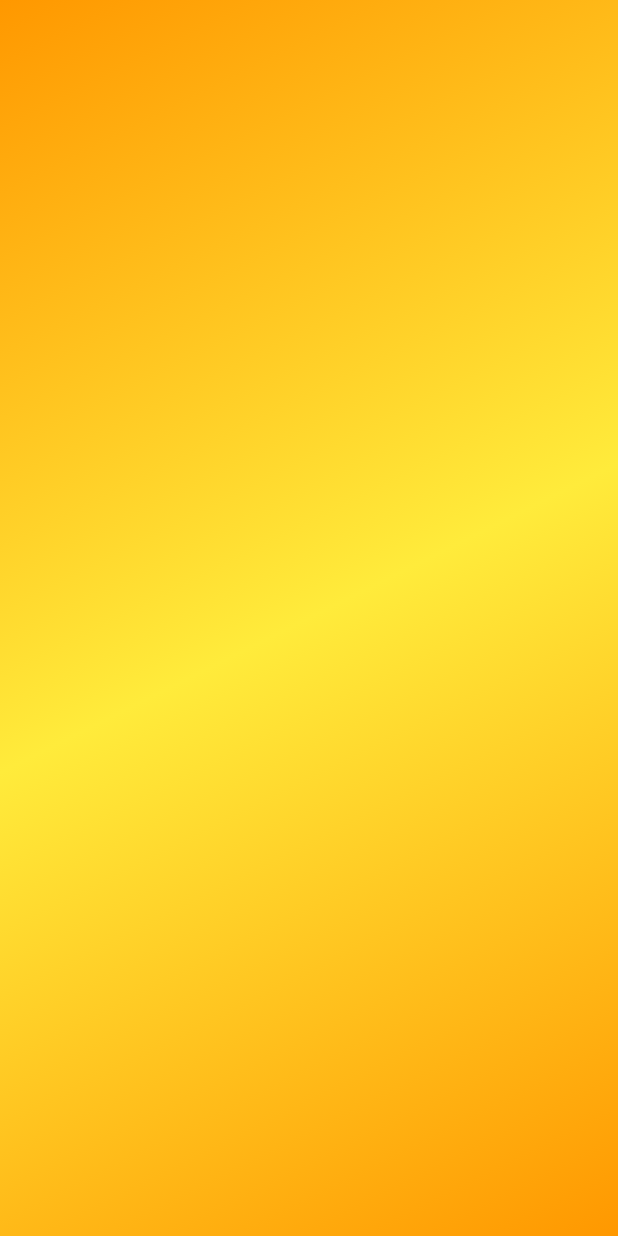
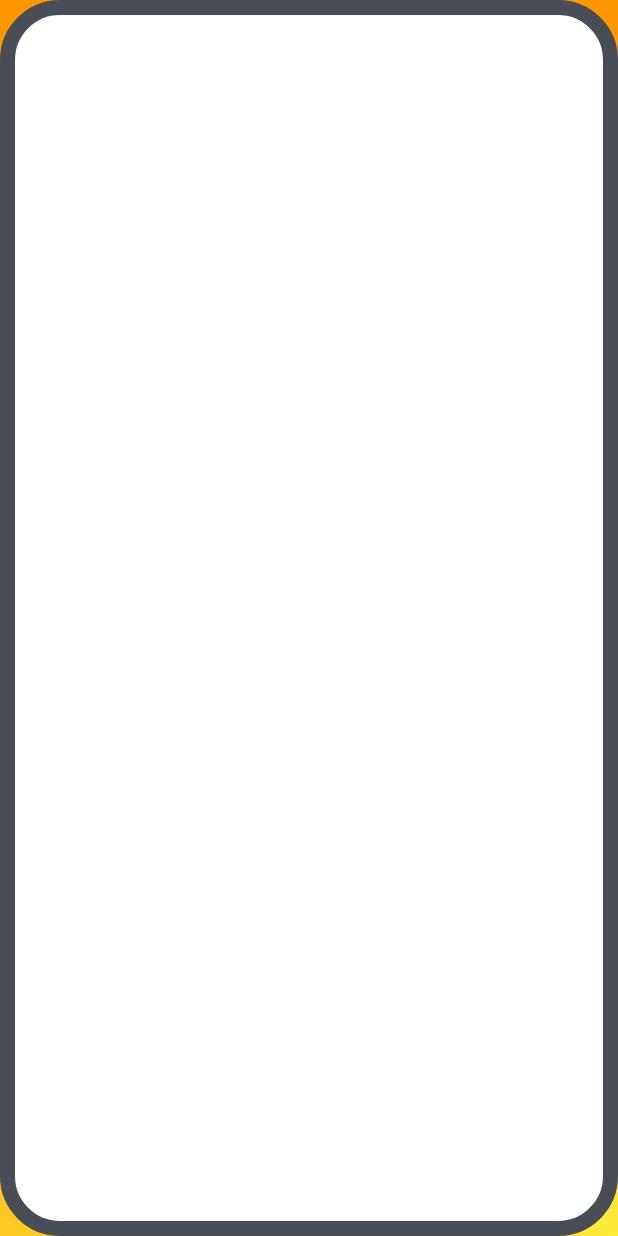
Before and after one commit to littleironical/My_First_Website, a Flutter app: the screen it shows after launch, on a phone screen of 412 x 824 dp. Run offline on Flutter 3.47's test engine with Material 2 defaults, Android fonts, the phone set to English and light mode, and no system bars.

Commit message:
main page

```diff
--- a/lib/main.dart
+++ b/lib/main.dart
@@ -18,22 +18,25 @@ class MyApp extends StatelessWidget {
         body: Container(
             decoration: BoxDecoration(
               gradient: LinearGradient(
-                colors: [Colors.orange, Colors.yellow, Colors.orange],
                 begin: Alignment.topLeft,
                 end: Alignment.bottomRight,
-              )
+                stops: [0.5, 1],
+                colors: [Colors.orange, Colors.yellow],
+              ),
             ),
-            // child: Container(
-            //   decoration: BoxDecoration(
-            //     borderRadius: BorderRadius.all(Radius.circular(30.0)),
-            //     border: Border.all(
-            //       color: Color(0xFF494D55),
-            //       width: 10.0,
-            //       style: BorderStyle.solid,
-            //     ),
-            //   ),
-            //   alignment: Alignment.center,
-            // ),
+            child: Container(
+              padding: EdgeInsets.all(10.0),
+              decoration: BoxDecoration(
+                color: Colors.white,
+                borderRadius: BorderRadius.all(Radius.circular(40.0)),
+                border: Border.all(
+                  color: Color(0xFF494D55),
+                  width: 10.0,
+                  style: BorderStyle.solid,
+                ),
+              ),
+              alignment: Alignment.center,
+            ),
           ),
         ),
     );
```
